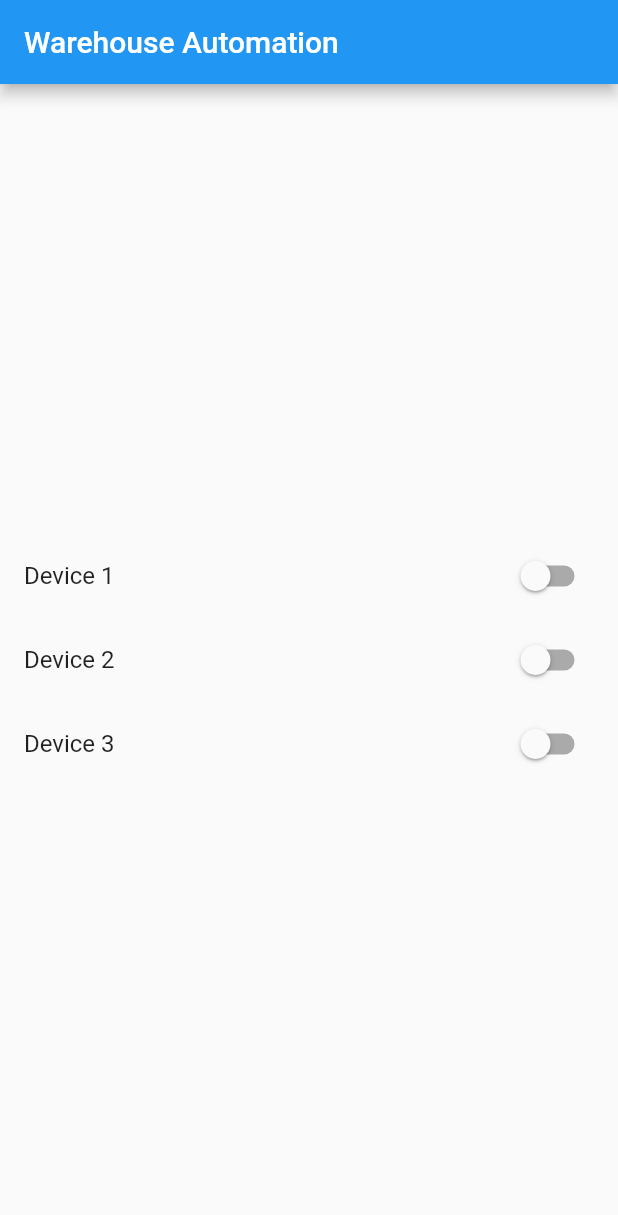
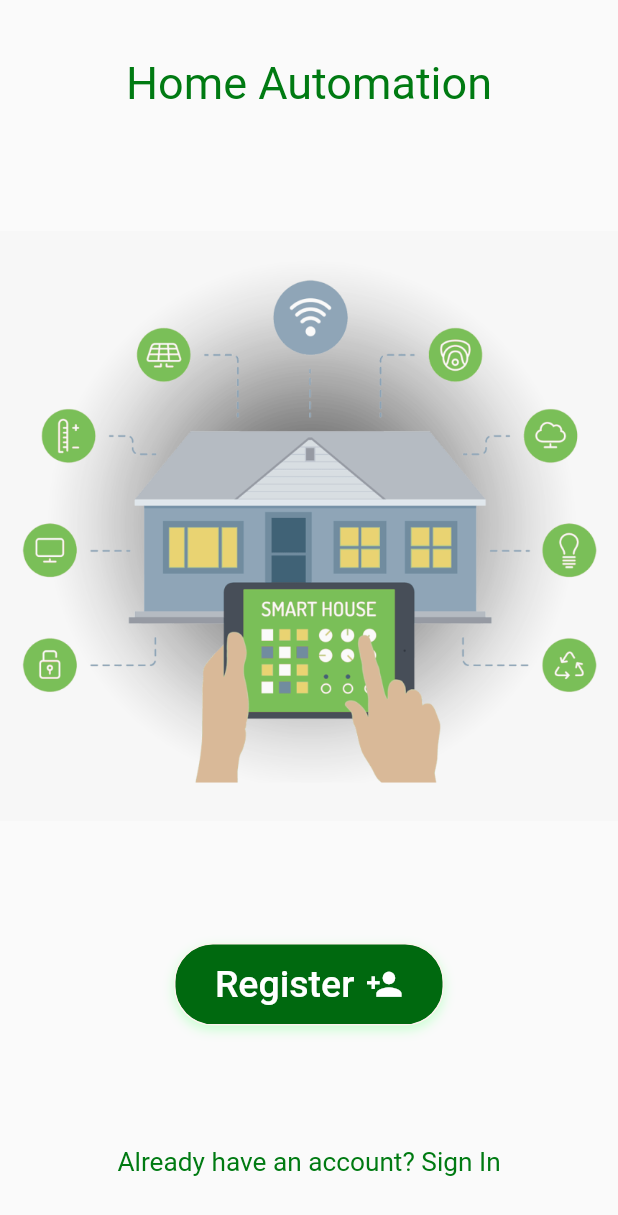
Before and after one commit to cyber-venom003/home_automation_flutter, a Flutter app: the screen it shows after launch, on a phone screen of 412 x 824 dp. Shown: the top 1215 px of the screen. Run offline on Flutter 3.47's test engine with Material 2 defaults, Android fonts, the phone set to English and light mode, and no system bars; Roboto replaces fonts that are missing (Segoe UI).

Commit message:
Designed start screen

```diff
--- a/lib/main.dart
+++ b/lib/main.dart
@@ -1,5 +1,5 @@
 import 'package:flutter/material.dart';
-import 'package:firebase_database/firebase_database.dart';
+import './screens/startScreen.dart';
 
 void main() {
   runApp(MyApp());
@@ -15,70 +15,70 @@ class MyApp extends StatelessWidget {
         primarySwatch: Colors.blue,
         visualDensity: VisualDensity.adaptivePlatformDensity,
       ),
-      home: MyHomePage(title: 'Warehouse Automation'),
+      home: StartScreen(),
     );
   }
 }
 
-class MyHomePage extends StatefulWidget {
-  MyHomePage({Key key, this.title}) : super(key: key);
-  final String title;
-  @override
-  _MyHomePageState createState() => _MyHomePageState();
-}
-
-class _MyHomePageState extends State<MyHomePage> {
-  bool device1Status = false;
-  bool device2Status = false;
-  bool device3Status = false;
-  final db = FirebaseDatabase.instance;
-  @override
-  Widget build(BuildContext context) {
-    final ref = db.reference();
-    return Scaffold(
-      appBar: AppBar(
-        title: Text(widget.title),
-      ),
-      body: Center(
-        child: Column(
-          mainAxisAlignment: MainAxisAlignment.center,
-          children: <Widget>[
-            SwitchListTile(
-                title: const Text('Device 1'),
-                value: device1Status,
-                onChanged: (bool value) {
-                  setState(() {
-                    device1Status = value;
-                  });
-                  ref.child('devices/device1').set(device1Status);
-                  print("Device 1 Status = $device1Status");
-                }
-            ),
-            SwitchListTile(
-                title: const Text('Device 2'),
-                value: device2Status,
-                onChanged: (bool value) {
-                  setState(() {
-                    device2Status = value;
-                  });
-                  ref.child('devices/device2').set(device2Status);
-                  print("Device 2 Status = $device2Status");
-                }
-            ),
-            SwitchListTile(
-                title: const Text('Device 3'),
-                value: device3Status,
-                onChanged: (bool value) {
-                  setState(() {
-                    device3Status = value;
-                  });
-                  ref.child('devices/device3').set(device3Status);
-                  print("Device 3 Status = $device3Status");
-                }
-            ),
-          ],
-        ),
-      ),// This trailing comma makes auto-formatting nicer for build methods.
-    );
-  }
-}
+//class MyHomePage extends StatefulWidget {
+//  MyHomePage({Key key, this.title}) : super(key: key);
+//  final String title;
+//  @override
+//  _MyHomePageState createState() => _MyHomePageState();
+//}
+//
+//class _MyHomePageState extends State<MyHomePage> {
+//  bool device1Status = false;
+//  bool device2Status = false;
+//  bool device3Status = false;
+//  final db = FirebaseDatabase.instance;
+//  @override
+//  Widget build(BuildContext context) {
+//    final ref = db.reference();
+//    return Scaffold(
+//      appBar: AppBar(
+//        title: Text(widget.title),
+//      ),
+//      body: Center(
+//        child: Column(
+//          mainAxisAlignment: MainAxisAlignment.center,
+//          children: <Widget>[
+//            SwitchListTile(
+//                title: const Text('Device 1'),
+//                value: device1Status,
+//                onChanged: (bool value) {
+//                  setState(() {
+//                    device1Status = value;
+//                  });
+//                  ref.child('devices/device1').set(device1Status);
+//                  print("Device 1 Status = $device1Status");
+//                }
+//            ),
+//            SwitchListTile(
+//                title: const Text('Device 2'),
+//                value: device2Status,
+//                onChanged: (bool value) {
+//                  setState(() {
+//                    device2Status = value;
+//                  });
+//                  ref.child('devices/device2').set(device2Status);
+//                  print("Device 2 Status = $device2Status");
+//                }
+//            ),
+//            SwitchListTile(
+//                title: const Text('Device 3'),
+//                value: device3Status,
+//                onChanged: (bool value) {
+//                  setState(() {
+//                    device3Status = value;
+//                  });
+//                  ref.child('devices/device3').set(device3Status);
+//                  print("Device 3 Status = $device3Status");
+//                }
+//            ),
+//          ],
+//        ),
+//      ),// This trailing comma makes auto-formatting nicer for build methods.
+//    );
+//  }
+//}
--- /dev/null
+++ b/lib/screens/startScreen.dart
@@ -0,0 +1,79 @@
+import 'package:flutter/material.dart';
+
+class StartScreen extends StatelessWidget {
+  @override
+  Widget build(BuildContext context) {
+    return Scaffold(
+      body: SafeArea(
+          child: Center(
+            child: Column(
+              mainAxisAlignment: MainAxisAlignment.spaceEvenly,
+              children: <Widget>[
+                Text(
+                    'Home Automation',
+                    style: TextStyle(
+                      fontSize: 30,
+                      color: Color(0xff007a12),
+                      fontFamily: 'Segoe UI'
+                    ),
+                  textAlign: TextAlign.center,
+                ),
+                SizedBox(height: 5,),
+                Image.asset('assets/images/smart-home-png-2.png'),
+                SizedBox(height: 5,),
+                FlatButton(
+                  onPressed: null,
+                  child: Container(
+                  width: 180,
+                  height: 55,
+                  decoration: BoxDecoration(
+                  borderRadius: BorderRadius.circular(26.0),
+                  color: const Color(0xff00690f),
+                  border:
+                  Border.all(width: 1.0, color: const Color(0xfffcf3ee)),
+                  boxShadow: [
+                    BoxShadow(
+                      color: const Color(0xe6c4ffcd),
+                      offset: Offset(0, 3),
+                      blurRadius: 6,
+                    ),
+                  ],
+
+                ),
+                  child: Row(
+                  mainAxisAlignment: MainAxisAlignment.center,
+                  children: <Widget>[
+                    new Text(
+                      'Register',
+                      textAlign: TextAlign.center,
+                      style: TextStyle(
+                        fontFamily: "Segoe UI",
+                        fontSize: 25,
+                        color:Color(0xffffffff),
+                      ),
+                    ),
+                    SizedBox(width: 7.5),
+                    Icon(Icons.person_add , size: 25 , color: Color(0xffffffff)),
+                  ],
+                ),
+              ),
+            ),
+                SizedBox(height: 5,),
+                GestureDetector(
+                  onTap: null,
+                  child: Text(
+                    'Already have an account? Sign In',
+                    style: TextStyle(
+                      color: Color(0xff007a12),
+                      fontSize: 17.5,
+                      fontFamily: 'Segoe UI'
+                    )
+                  ),
+                )
+              ],
+            )
+          )
+      ),
+    );
+  }
+}
--- a/pubspec.yaml
+++ b/pubspec.yaml
@@ -49,9 +49,9 @@ flutter:
   uses-material-design: true
 
   # To add assets to your application, add an assets section, like this:
-  # assets:
-  #   - images/a_dot_burr.jpeg
-  #   - images/a_dot_ham.jpeg
+  assets:
+    - assets/images/
+
 
   # An image asset can refer to one or more resolution-specific "variants", see
   # https://flutter.dev/assets-and-images/#resolution-aware.
```
Also changed, not shown: assets/images/smart-home-png-2.png (added).
